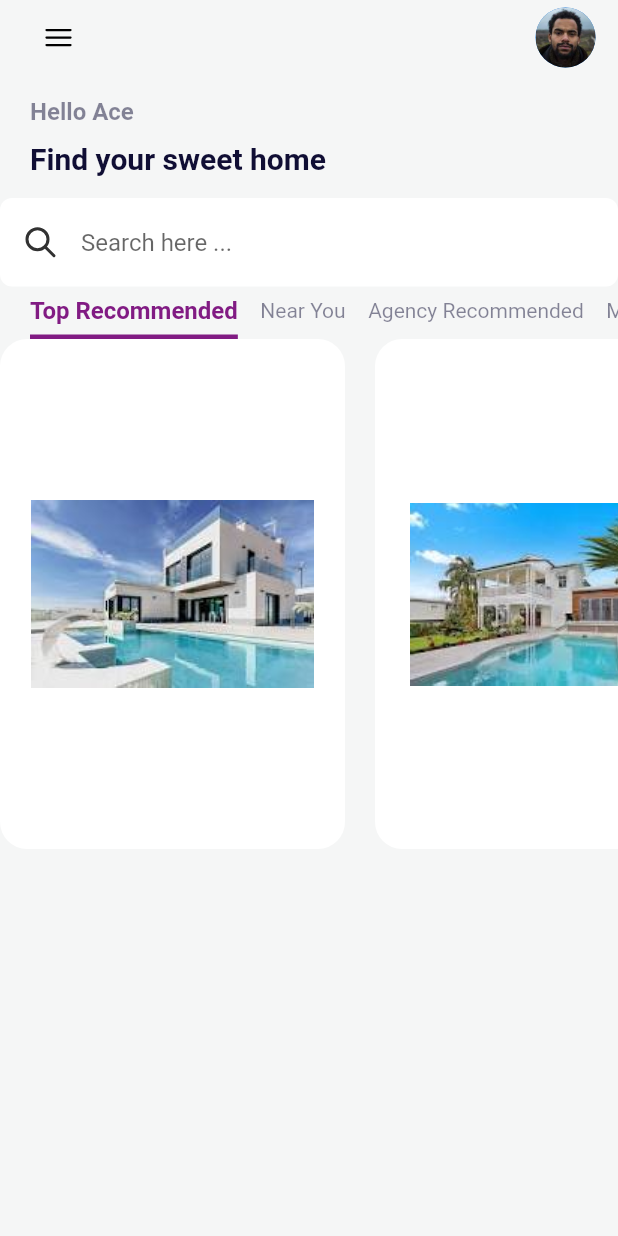
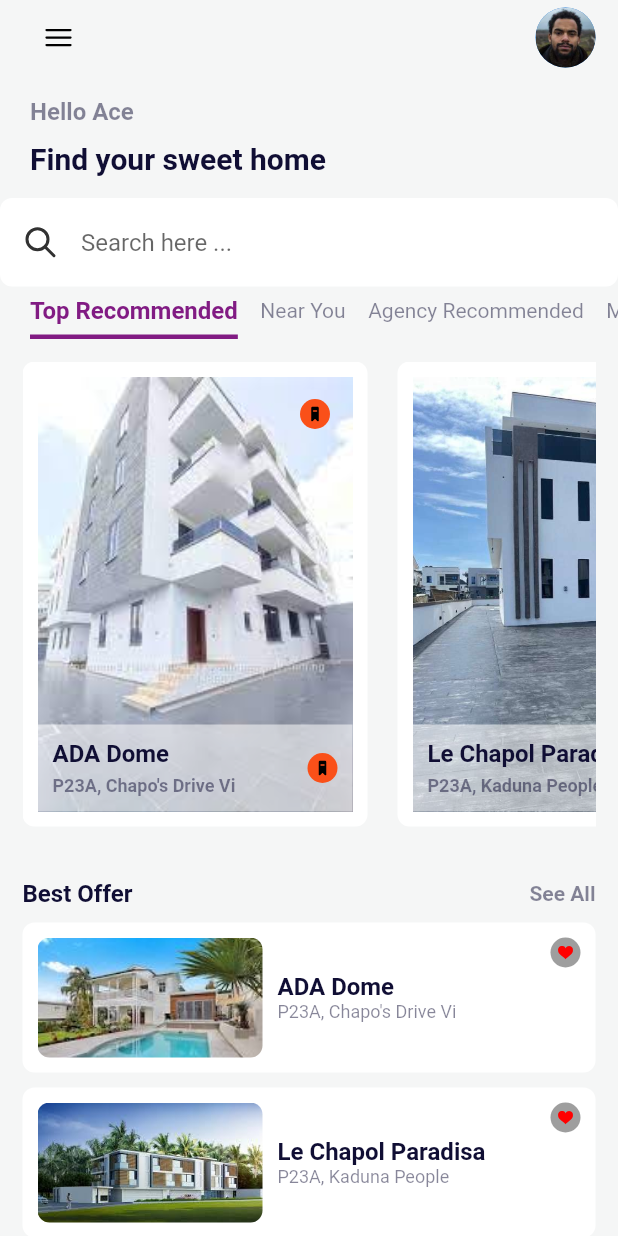
Before and after one commit to Momentwithace/House-Finder-App, a Flutter app: the screen it shows after launch, on a phone screen of 412 x 824 dp. Run offline on Flutter 3.47's test engine with Material 2 defaults, Android fonts, the phone set to English and light mode, and no system bars; our stand-ins replace flutter_svg.

Commit message:
Added Widget for best offer display

```diff
--- a/lib/model/house_model.dart
+++ b/lib/model/house_model.dart
@@ -8,20 +8,56 @@ class House{
   static List<House> generateRecommended(){
     return [
       House(
-      "Le Chapol Paradisa",
+      "ADA Dome",
       "P23A, Chapo's Drive Vi",
-      "assets/images/house1.jpeg"
+      "assets/images/house.jpeg"
       ),
       House(
-      "ADA Dome",
+      "Le Chapol Paradisa",
       "P23A, Kaduna People",
-      "assets/images/house3.jpeg"
+      "assets/images/straight-house.jpeg"
       ),
       House(
       "Ace Of Spade Villa",
       "G34E, Ace Drive Vi",
+      "assets/images/banana-house.jpeg"
+      ),
+       House(
+      "Juno Building",
+      "P21G Emily Akinola, Yaba",
+      "assets/images/house4.jpeg"
+      ),
+      House(
+      "House One",
+      "P12H, Ogunmola Drive VI",
+      "assets/images/house1.jpeg"
+      ),
+      House(
+      "IdanVilla",
+      "G34E, Idan Drive Vi",
       "assets/images/house2.jpeg"
       ),
     ];
   }
+
+  static List<House> generateBestOffer(){
+    return [
+      House(
+      "ADA Dome",
+      "P23A, Chapo's Drive Vi",
+      "assets/images/house3.jpeg"
+      ),
+      House(
+      "Le Chapol Paradisa",
+      "P23A, Kaduna People",
+      "assets/images/house5..jpeg"
+      ),
+      House(
+      "Ace Of Spade Villa",
+      "G34E, Ace Drive Vi",
+      "assets/images/banana-house.jpeg"
+      ),
+
+    ];
+  }
 }
--- a/lib/screen/home/homepage.dart
+++ b/lib/screen/home/homepage.dart
@@ -1,11 +1,12 @@
 import 'package:flutter/material.dart';
-import 'package:house_rent/widget/category.dart';
-import 'package:house_rent/widget/recommmended_house.dart';
-import 'package:house_rent/widget/search_input.dart';
-import 'package:house_rent/widget/welcome_text.dart';
+import 'package:house_rent/screen/home/widget/best_offer.dart';
+import 'package:house_rent/screen/home/widget/category.dart';
+import 'package:house_rent/screen/home/widget/recommmended_house.dart';
+import 'package:house_rent/screen/home/widget/search_input.dart';
+import 'package:house_rent/screen/home/widget/welcome_text.dart';
 
 import '../../constant/color.dart';
-import '../../widget/custom_appbar.dart';
+import 'widget/custom_appbar.dart';
 
 class HomePage extends StatelessWidget {
   const HomePage({super.key});
@@ -22,7 +23,8 @@ class HomePage extends StatelessWidget {
             const WelcomeText(),
             const SearchInput(),
             const Categories(),
-            RecommendedHouse()
+            RecommendedHouse(),
+            BestOffer()
           ],
         ),
       )
--- /dev/null
+++ b/lib/screen/home/widget/best_offer.dart
@@ -0,0 +1,94 @@
+import 'package:flutter/material.dart';
+import 'package:house_rent/constant/color.dart';
+import 'package:house_rent/widget/circular_icon_button.dart';
+
+import '../../../model/house_model.dart';
+
+class BestOffer extends StatelessWidget {
+  final listOfOffer = House.generateBestOffer();
+  BestOffer({super.key});
+
+  @override
+  Widget build(BuildContext context) {
+    return Container(
+      padding: const EdgeInsets.symmetric(horizontal: 15, vertical: 20),
+      child: Column(
+        children: [
+          Row(
+            mainAxisAlignment: MainAxisAlignment.spaceBetween,
+            children: [
+              const Text("Best Offer",
+              style: TextStyle(
+                color: kheadline1,
+                fontSize: 16,
+                fontWeight: FontWeight.bold
+              ),),
+              Text("See All",
+              style: TextStyle(
+                color: kbodytext1,
+                fontSize: 14,
+                fontWeight: FontWeight.bold
+              ),),
+            ],
+          ),
+        const SizedBox(height: 10,),
+        ...listOfOffer.map((e) =>
+        Container(
+           margin: const EdgeInsets.only(bottom: 10),
+           padding: const EdgeInsets.all(10),
+           decoration: BoxDecoration(
+            color: Colors.white,
+            borderRadius: BorderRadius.circular(8)
+           ),
+          child: Stack(
+            children: [
+              Row(
+                children: [
+                  Container(
+                    width: 150,
+                    height: 80,
+                    decoration: BoxDecoration(
+                      image: DecorationImage(
+                        image: AssetImage(e.imageUrl),
+                        fit: BoxFit.cover
+                      ),
+                      borderRadius: BorderRadius.circular(8)
+                    ) ,
+                  ),
+                  const SizedBox(width: 10,),
+                  Column(
+                    crossAxisAlignment: CrossAxisAlignment.start,
+                    children: [
+                      Text(e.name,
+                      style: const TextStyle(
+                        color: kheadline1,
+                        fontSize: 16,
+                        fontWeight: FontWeight.bold
+                      ),
+                      ),
+                      const SizedBox(width: 10,),
+                      Text(e.address,
+                       style: TextStyle(
+                        color: kbodytext1,
+                        fontSize: 12,
+                        fontWeight: FontWeight.normal
+                      ),
+                      )
+                    ],
+                  ),
+                ],
+              ),
+              const Positioned(
+                right: 0,
+                child: CircularIconButton(
+                  iconUrl: "assets/icons/heart-logo-svgrepo-com.svg",
+                  color: Colors.grey)
+                  )
+            ],
+          ),
+        )).toList()
+        ],
+      ),
+    );
+  }
+}
--- /dev/null
+++ b/lib/screen/home/widget/recommmended_house.dart
@@ -0,0 +1,90 @@
+import 'package:flutter/material.dart';
+import 'package:house_rent/constant/color.dart';
+import 'package:house_rent/widget/circular_icon_button.dart';
+
+import '../../../model/house_model.dart';
+
+class RecommendedHouse extends StatelessWidget {
+  final recommendedList = House.generateRecommended();
+  RecommendedHouse({super.key});
+
+  @override
+  Widget build(BuildContext context) {
+    return Container(
+      padding: const EdgeInsets.all(15),
+      height: 340,
+      child: ListView.separated(
+        scrollDirection: Axis.horizontal,
+        itemBuilder: (context, index) => Container(
+        height: 300,
+        width: 230,
+        padding: const EdgeInsets.all(10),
+        decoration: BoxDecoration(
+          color: Colors.white,
+          borderRadius: BorderRadius.circular(8)
+        ),
+        child: Stack(
+          children: [
+           Container(
+            decoration: BoxDecoration(
+              image: DecorationImage(
+                image: AssetImage(recommendedList[index].imageUrl),
+                fit: BoxFit.cover
+                ),
+            ),
+           ),
+        const Positioned(
+          right: 15,
+          top: 15,
+          child: CircularIconButton(
+            iconUrl: "assets/icons/bookmark-minus-fill-1241-svgrepo-com.svg",
+            color: kAccent
+            )
+          ),
+        Positioned(
+          bottom: 0,
+          left: 0,
+          right: 0,
+          child: Container(
+            color: Colors.white54,
+            padding: const EdgeInsets.all(10),
+            child: Row(
+              mainAxisAlignment: MainAxisAlignment.spaceBetween,
+              children: [
+                Column(
+                  crossAxisAlignment: CrossAxisAlignment.start,
+                  children: [
+                    Text(recommendedList[index].name,
+                    style: const TextStyle(
+                      color: kheadline1,
+                      fontSize: 16,
+                      fontWeight: FontWeight.bold
+                    ),
+                    ),
+                    const SizedBox(height: 5,),
+                    Text(recommendedList[index].address,
+                      style: TextStyle(
+                      color: kbodytext1,
+                      fontSize: 12,
+                      fontWeight: FontWeight.bold
+                    ),
+                    )
+                  ],
+                ),
+              const CircularIconButton(
+                iconUrl: "assets/icons/bookmark-minus-fill-1241-svgrepo-com.svg",
+                color: kAccent
+                )
+              ],
+            ),
+          )
+        )
+          ],
+        )
+      ),
+      separatorBuilder: (_, index) => const SizedBox(width: 20,),
+      itemCount: recommendedList.length
+      ),
+    );
+  }
+}
--- /dev/null
+++ b/lib/widget/circular_icon_button.dart
@@ -0,0 +1,22 @@
+import 'package:flutter/widgets.dart';
+import 'package:flutter_svg/flutter_svg.dart';
+
+class CircularIconButton extends StatelessWidget {
+  final String iconUrl;
+  final Color color;
+  const CircularIconButton({super.key, required this.iconUrl, required this.color});
+
+  @override
+  Widget build(BuildContext context) {
+    return Container(
+      width: 20,
+      height: 20,
+      padding: const EdgeInsets.all(5),
+      decoration: BoxDecoration(
+        color: color,
+        shape: BoxShape.circle
+      ),
+      child: SvgPicture.asset(iconUrl),
+    );
+  }
+}
--- a/lib/widget/recommmended_house.dart
+++ /dev/null
@@ -1,30 +0,0 @@
-import 'package:flutter/material.dart';
-
-import '../model/house_model.dart';
-
-class RecommendedHouse extends StatelessWidget {
-  final recommendedList = House.generateRecommended();
-  RecommendedHouse({super.key});
-
-  @override
-  Widget build(BuildContext context) {
-    return Container(
-      height: 340,
-      child: ListView.separated(
-        scrollDirection: Axis.horizontal,
-        itemBuilder: (context, index) => Container(
-        height: 300,
-        width: 230,
-        padding: const EdgeInsets.all(10),
-        decoration: BoxDecoration(
-          color: Colors.white,
-          borderRadius: BorderRadius.circular(18)
-        ),
-        child: Image.asset(recommendedList[index].imageUrl),
-      ),
-      separatorBuilder: (_, index) => const SizedBox(width: 20,),
-      itemCount: recommendedList.length
-      ),
-    );
-  }
-}
```
Also changed, not shown: assets/icons/bookmark-minus-fill-1241-svgrepo-com.svg (added), assets/icons/love-svgrepo-com.svg (added), assets/images/banana-house.jpeg (added), assets/images/house.jpeg (added), assets/images/house5..jpeg (added), assets/images/straight-house.jpeg (added), lib/screen/home/widget/category.dart (renamed from lib/widget/category.dart), lib/screen/home/widget/custom_appbar.dart (renamed from lib/widget/custom_appbar.dart), lib/screen/home/widget/search_input.dart (renamed from lib/widget/search_input.dart), lib/screen/home/widget/welcome_text.dart (renamed from lib/widget/welcome_text.dart).
